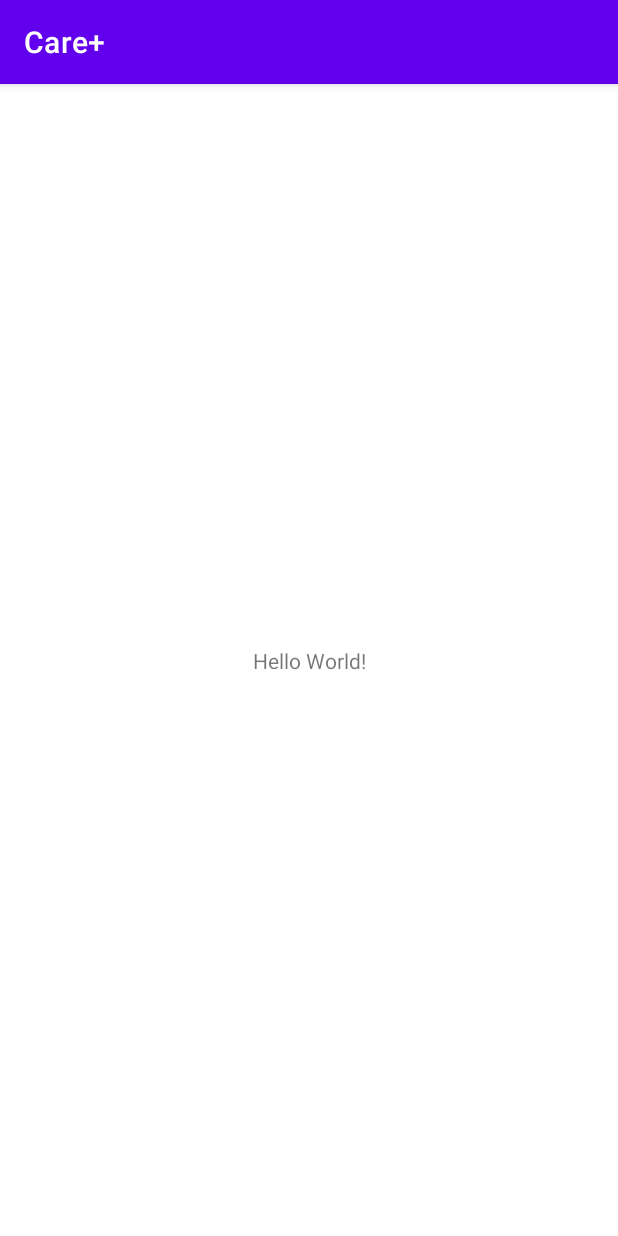
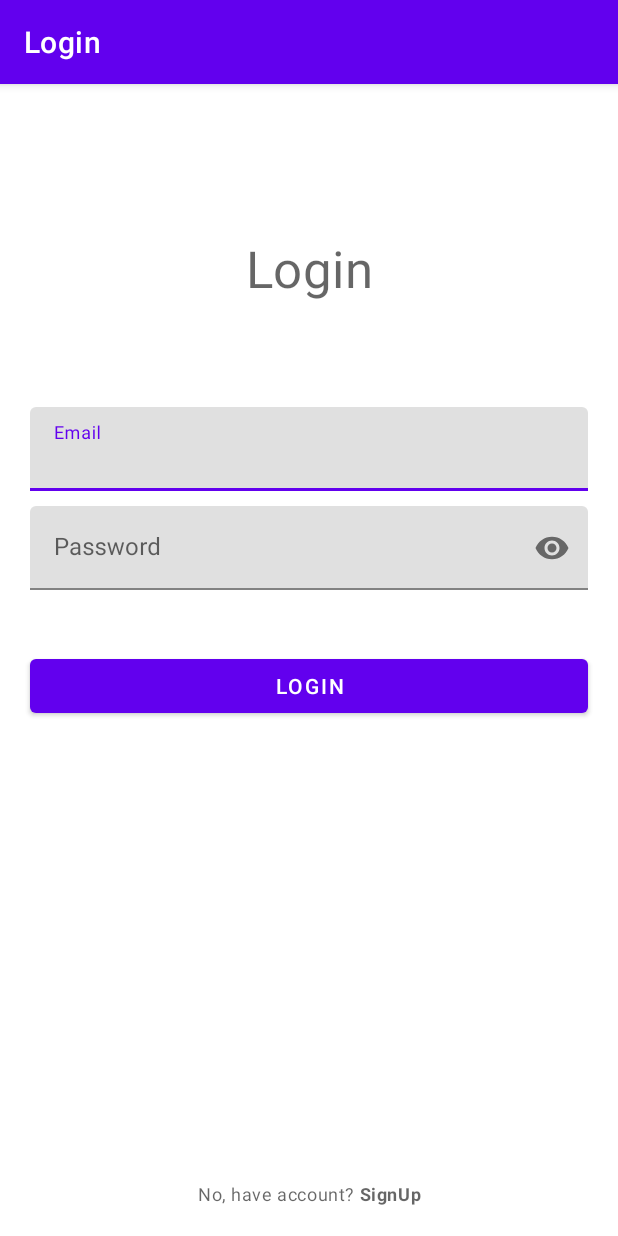
Before and after one commit to Dicky-27/CarePlus, an Android app: the screen it shows after launch (MainActivity before the commit, LoginActivity after it), on a phone screen of 412 x 824 dp. Run offline under Robolectric (Android 15) with nearby library versions, the phone set to English and light mode, and no system bars; our stand-ins replace Firebase (no records; nobody signed in at launch, a user with empty details on screens opened directly).

Commit message:
feat(LoginActivity,-SignUpActivity): Login and SignUp to firebase auth

```diff
--- a/app/build.gradle
+++ b/app/build.gradle
@@ -2,6 +2,7 @@ plugins {
     id 'com.android.application'
     id 'org.jetbrains.kotlin.android'
     id 'com.google.gms.google-services'
+    id 'kotlin-parcelize'
 }
 
 android {
@@ -30,6 +31,10 @@ android {
     kotlinOptions {
         jvmTarget = '1.8'
     }
+
+    buildFeatures {
+        viewBinding true
+    }
 }
 
 dependencies {
@@ -41,6 +46,7 @@ dependencies {
     implementation 'com.google.firebase:firebase-auth-ktx:21.0.3'
     implementation 'com.google.firebase:firebase-firestore-ktx:24.1.0'
     implementation 'com.google.firebase:firebase-storage-ktx:20.0.1'
+    implementation 'androidx.legacy:legacy-support-v4:1.0.0'
     testImplementation 'junit:junit:4.13.2'
     androidTestImplementation 'androidx.test.ext:junit:1.1.3'
     androidTestImplementation 'androidx.test.espresso:espresso-core:3.4.0'
--- /dev/null
+++ b/app/src/main/java/com/example/care/LoginActivity.kt
@@ -0,0 +1,88 @@
+package com.example.care
+
+import android.app.ProgressDialog
+import android.content.Intent
+import androidx.appcompat.app.AppCompatActivity
+import android.os.Bundle
+import android.text.TextUtils
+import android.util.Patterns
+import android.widget.Toast
+import androidx.appcompat.app.ActionBar
+import com.example.care.databinding.ActivityLoginBinding
+import com.google.firebase.auth.FirebaseAuth
+
+class LoginActivity : AppCompatActivity() {
+
+    private lateinit var binding:ActivityLoginBinding
+    private lateinit var actionBar: ActionBar
+    private lateinit var progressDialog: ProgressDialog
+    private lateinit var firebaseAuth: FirebaseAuth
+
+    private var email = ""
+    private  var password = ""
+
+    override fun onCreate(savedInstanceState: Bundle?) {
+        super.onCreate(savedInstanceState)
+        binding = ActivityLoginBinding.inflate(layoutInflater)
+        setContentView(binding.root)
+
+        actionBar = supportActionBar!!
+        actionBar.title = "Login"
+
+        progressDialog = ProgressDialog(this)
+        progressDialog.setTitle("Please wait")
+        progressDialog.setMessage("Logging In...")
+        progressDialog.setCanceledOnTouchOutside(false)
+
+        firebaseAuth = FirebaseAuth.getInstance()
+        checkUser()
+
+        binding.tvAccount.setOnClickListener {
+            startActivity(Intent(this, SignUpActivity::class.java))
+        }
+
+        binding.btnLogin.setOnClickListener {
+            validateData()
+        }
+
+    }
+
+    private fun validateData() {
+        email = binding.edEmail.text.toString().trim()
+        password = binding.edPassword.text.toString().trim()
+
+        if (!Patterns.EMAIL_ADDRESS.matcher(email).matches()) {
+            binding.emailTil.error = "Invalid email format"
+        } else if (TextUtils.isEmpty(password)) {
+            binding.passwordTil.error = "Please enter password"
+        } else {
+            firebaseLogin()
+        }
+    }
+
+    private fun firebaseLogin() {
+        progressDialog.show()
+        firebaseAuth.signInWithEmailAndPassword(email, password)
+            .addOnSuccessListener {
+                progressDialog.dismiss()
+                val firebaseUser = firebaseAuth.currentUser
+                val email = firebaseUser!!.email
+                Toast.makeText(this, "loggedIn as $email", Toast.LENGTH_SHORT).show()
+
+                startActivity(Intent(this, HomeTabBarActivity::class.java))
+                finish()
+            }
+            .addOnFailureListener { e->
+                progressDialog.dismiss()
+                Toast.makeText(this, "login  failed due to ${e.message}", Toast.LENGTH_SHORT).show()
+            }
+    }
+
+    private fun checkUser() {
+        val firebaseUser = firebaseAuth.currentUser
+        if (firebaseUser != null) {
+            startActivity(Intent(this, HomeTabBarActivity::class.java))
+            finish()
+        }
+    }
+}
--- a/app/src/main/java/com/example/care/MainActivity.kt
+++ /dev/null
@@ -1,11 +0,0 @@
-package com.example.care
-
-import androidx.appcompat.app.AppCompatActivity
-import android.os.Bundle
-
-class MainActivity : AppCompatActivity() {
-    override fun onCreate(savedInstanceState: Bundle?) {
-        super.onCreate(savedInstanceState)
-        setContentView(R.layout.activity_main)
-    }
-}
--- /dev/null
+++ b/app/src/main/res/layout/activity_login.xml
@@ -0,0 +1,88 @@
+<?xml version="1.0" encoding="utf-8"?>
+<androidx.constraintlayout.widget.ConstraintLayout xmlns:android="http://schemas.android.com/apk/res/android"
+    xmlns:app="http://schemas.android.com/apk/res-auto"
+    xmlns:tools="http://schemas.android.com/tools"
+    android:layout_width="match_parent"
+    android:layout_height="match_parent"
+    tools:context=".LoginActivity">
+
+    <TextView
+        android:id="@+id/tv_login"
+        android:layout_width="wrap_content"
+        android:layout_height="wrap_content"
+        android:text="@string/login"
+        style="@style/TextAppearance.MaterialComponents.Headline4"
+        android:layout_marginTop="100dp"
+        app:layout_constraintLeft_toLeftOf="parent"
+        app:layout_constraintRight_toRightOf="parent"
+        app:layout_constraintTop_toTopOf="parent" />
+
+    <com.google.android.material.textfield.TextInputLayout
+        android:id="@+id/emailTil"
+        android:layout_width="match_parent"
+        android:layout_height="wrap_content"
+        android:layout_marginTop="70dp"
+        android:layout_marginBottom="10dp"
+        android:layout_marginHorizontal="20dp"
+        app:layout_constraintTop_toBottomOf="@+id/tv_login"
+        app:layout_constraintStart_toStartOf="parent"
+        app:layout_constraintEnd_toEndOf="parent">
+
+        <EditText
+            android:id="@+id/ed_email"
+            android:layout_width="match_parent"
+            android:layout_height="wrap_content"
+            android:hint="@string/email"
+            android:inputType="textEmailAddress"
+            android:importantForAutofill="no" />
+
+
+    </com.google.android.material.textfield.TextInputLayout>
+
+    <com.google.android.material.textfield.TextInputLayout
+        android:id="@+id/passwordTil"
+        android:layout_width="match_parent"
+        android:layout_height="wrap_content"
+        app:passwordToggleEnabled="true"
+        android:layout_marginTop="10dp"
+        android:layout_marginBottom="10dp"
+        android:layout_marginHorizontal="20dp"
+        app:layout_constraintTop_toBottomOf="@+id/emailTil"
+        app:layout_constraintStart_toStartOf="parent"
+        app:layout_constraintEnd_toEndOf="parent">
+
+        <EditText
+            android:id="@+id/ed_password"
+            android:layout_width="match_parent"
+            android:layout_height="wrap_content"
+            android:inputType="textPassword"
+            android:hint="@string/password"
+            android:importantForAutofill="no" />
+
+
+    </com.google.android.material.textfield.TextInputLayout>
+
+    <Button
+        android:id="@+id/btn_login"
+        android:layout_width="match_parent"
+        android:layout_height="wrap_content"
+        app:layout_constraintTop_toBottomOf="@+id/passwordTil"
+        app:layout_constraintStart_toStartOf="parent"
+        app:layout_constraintEnd_toEndOf="parent"
+        android:layout_marginTop="40dp"
+        android:layout_marginHorizontal="20dp"
+        android:text="@string/login"/>
+
+
+    <TextView
+        android:id="@+id/tv_account"
+        android:layout_width="wrap_content"
+        android:layout_height="wrap_content"
+        android:text="@string/no_account"
+        android:layout_margin="20dp"
+        style="@style/TextAppearance.MaterialComponents.Caption"
+        app:layout_constraintBottom_toBottomOf="parent"
+        app:layout_constraintStart_toStartOf="parent"
+        app:layout_constraintEnd_toEndOf="parent"/>
+
+</androidx.constraintlayout.widget.ConstraintLayout>
--- a/app/src/main/res/layout/activity_main.xml
+++ /dev/null
@@ -1,18 +0,0 @@
-<?xml version="1.0" encoding="utf-8"?>
-<androidx.constraintlayout.widget.ConstraintLayout xmlns:android="http://schemas.android.com/apk/res/android"
-    xmlns:app="http://schemas.android.com/apk/res-auto"
-    xmlns:tools="http://schemas.android.com/tools"
-    android:layout_width="match_parent"
-    android:layout_height="match_parent"
-    tools:context=".MainActivity">
-
-    <TextView
-        android:layout_width="wrap_content"
-        android:layout_height="wrap_content"
-        android:text="Hello World!"
-        app:layout_constraintBottom_toBottomOf="parent"
-        app:layout_constraintLeft_toLeftOf="parent"
-        app:layout_constraintRight_toRightOf="parent"
-        app:layout_constraintTop_toTopOf="parent" />
-
-</androidx.constraintlayout.widget.ConstraintLayout>
--- a/app/src/main/res/values/strings.xml
+++ b/app/src/main/res/values/strings.xml
@@ -1,3 +1,16 @@
 <resources>
     <string name="app_name">Care+</string>
+    <string name="no_account">No, have account? <b>SignUp</b></string>
+    <string name="have_account">Already have account? <b>Login</b></string>
+    <string name="login">Login</string>
+    <string name="password">Password</string>
+    <string name="email">Email</string>
+    <string name="signup">SignUp</string>
+    <string name="loggedIn">You\'re loggedIn as</string>
+    <string name="logout">Logout</string>
+    <string name="home">Home</string>
+    <string name="profile">Profile</string>
+    <string name="hello_blank_fragment">Hello blank fragment</string>
+    <string name="nama">Name</string>
+    <string name="phone">Phone</string>
 </resources>
```
Also changed, not shown: app/src/main/AndroidManifest.xml (+8 -1 lines), app/src/main/java/com/example/care/HomeTabBarActivity.kt (added, +56 -0 lines), app/src/main/java/com/example/care/SignUpActivity.kt (added, +100 -0 lines), app/src/main/java/com/example/care/fragment/HomeFragment.kt (added, +25 -0 lines), app/src/main/java/com/example/care/fragment/ProfileFragment.kt (added, +51 -0 lines), app/src/main/java/com/example/care/model/User.kt (added, +11 -0 lines), app/src/main/java/com/example/care/utils/FirebaseUtils.kt (added, +7 -0 lines), app/src/main/res/layout/activity_home_tab_bar.xml (added, +29 -0 lines), app/src/main/res/layout/activity_sign_up.xml (added, +133 -0 lines), app/src/main/res/layout/fragment_home.xml (added, +15 -0 lines), app/src/main/res/layout/fragment_profile.xml (added, +41 -0 lines), app/src/main/res/menu/navigation.xml (added, +14 -0 lines).
